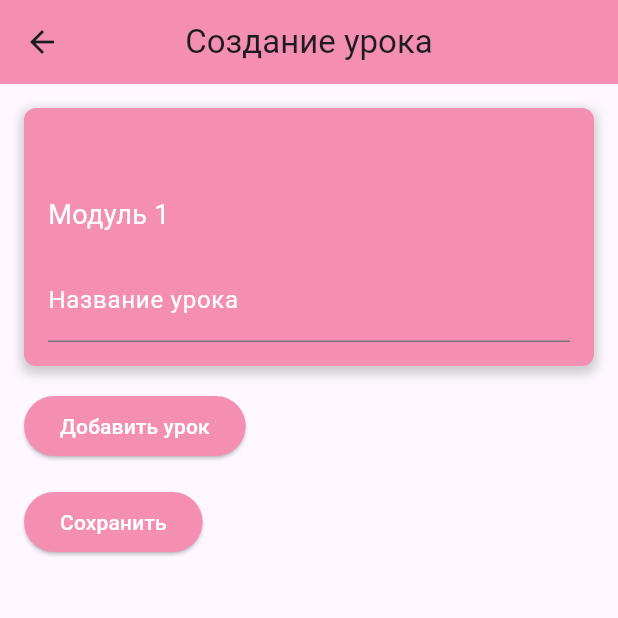
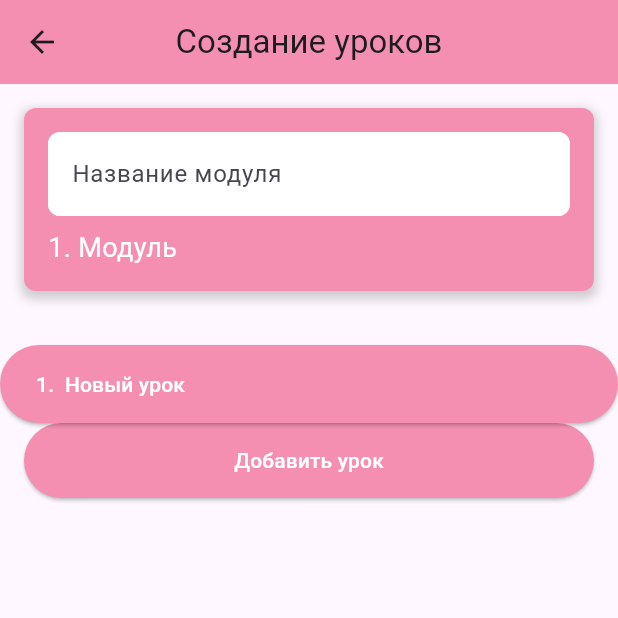
Before and after one commit to bosonhiiggs/MT-Client, a Flutter app: the CreateLessonPage screen opened directly with empty values, on a phone screen of 412 x 824 dp, the top half of it. Run offline on Flutter 3.47's test engine with Material 3 defaults, Android fonts, the phone set to English and light mode, and no system bars; missing offline and left inert: appmetrica_plugin.

Commit message:
fix bugs

```diff
--- a/lib/create_lessons_page.dart
+++ b/lib/create_lessons_page.dart
@@ -20,19 +20,44 @@ class CreateLessonPage extends StatefulWidget {
 }
 
 class _CreateLessonPageState extends State<CreateLessonPage> {
-  final _formKey = GlobalKey<FormState>();
+  late String _moduleName;
+  late TextEditingController _moduleNameController;
+  List<String> _lessons = [];
 
-  List<String> _lessons = [];
+  @override
+  void initState() {
+    super.initState();
+    _moduleName = widget.moduleName;
+    _moduleNameController = TextEditingController(text: _moduleName);
+    _lessons.add('1. Новый урок');
+  }
+
+  @override
+  void dispose() {
+    _moduleNameController.dispose();
+    super.dispose();
+  }
+
+  void _reindexLessons(int index) {
+    setState(() {
+      _lessons.removeAt(index);
+      for (int i = index; i < _lessons.length; i++) {
+        _lessons[i] = '${i + 1}. ${_lessons[i].split('.').last}';
+      }
+    });
+  }
 
   @override
   Widget build(BuildContext context) {
     return Scaffold(
       appBar: AppBar(
-        title: Text('Создание урока'),
+        title: Text('Создание уроков'),
         centerTitle: true,
         backgroundColor: Color(0xFFF48FB1),
       ),
-      body: SingleChildScrollView(
+      body: CustomScrollView(
+        slivers: [
+          SliverToBoxAdapter(
             child: Padding(
               padding: const EdgeInsets.all(16.0),
               child: Column(
@@ -55,114 +80,131 @@ class _CreateLessonPageState extends State<CreateLessonPage> {
                     child: Column(
                       crossAxisAlignment: CrossAxisAlignment.start,
                       children: [
-                    Text(
-                      widget.moduleName,
-                      style: TextStyle(
-                        fontSize: 24,
-                        fontWeight: FontWeight.bold,
-                        color: Colors.white,
+                        TextField(
+                          controller: _moduleNameController,
+                          decoration: InputDecoration(
+                            hintText: 'Название модуля',
+                            labelStyle: TextStyle(color: Colors.white),
+                            filled: true,
+                            fillColor: Colors.white,
+                            enabledBorder: OutlineInputBorder(
+                              borderSide: BorderSide(color: Colors.white),
+                              borderRadius: BorderRadius.circular(8.0),
                             ),
+                            focusedBorder: OutlineInputBorder(
+                              borderSide: BorderSide(color: Colors.white),
+                              borderRadius: BorderRadius.circular(8.0),
+                            ),
+                          ),
+                          style: TextStyle(color: Colors.black),
+                          onChanged: (value) {
+                            setState(() {
+                              _moduleName = value;
+                            });
+                          },
                         ),
                         SizedBox(height: 8),
                         Text(
-                      'Модуль ${widget.moduleIndex + 1}',
+                          '${widget.moduleIndex + 1}. Модуль',
                           style: TextStyle(
                             fontSize: 18,
                             color: Colors.white,
                           ),
                         ),
-                    SizedBox(height: 16),
-                    TextFormField(
-                      initialValue: _lessons.isNotEmpty ? _lessons[0] : null,
-                      decoration: InputDecoration(
-                        labelText: 'Название урока',
-                        labelStyle: TextStyle(
-                          color: Colors.white,
+                      ],
                     ),
                   ),
-                      style: TextStyle(
+                  SizedBox(height: 16),
+                ],
+              ),
+            ),
+          ),
+          SliverList(
+            delegate: SliverChildBuilderDelegate(
+                  (context, index) {
+                return Column(
+                  children: [
+                    SizedBox(height: 4),
+                    Dismissible(
+                      key: Key(_lessons[index]),
+                      direction: DismissDirection.horizontal,
+                      background: Container(
+                        alignment: AlignmentDirectional.centerStart,
+                        padding: EdgeInsets.only(left: 16.0),
                         color: Colors.white,
+                        child: Row(
+                          mainAxisAlignment: MainAxisAlignment.spaceBetween,
+                          children: [
+                            Icon(
+                              Icons.delete,
+                              color: Color(0xFFF48FB1),
+                              size: 24,
                             ),
-                      validator: (value) {
-                        if (value == null || value.isEmpty) {
-                          return 'Пожалуйста, введите название урока';
-                        }
-                        return null;
+                            SizedBox(width: MediaQuery.of(context).size.width - 120),
+
+                          ],
+                        ),
+                      ),
+                      onDismissed: (direction) {
+                        _reindexLessons(index);
                       },
-                      onSaved: (value) {
-                        setState(() {
-                          _lessons[0] = value!;
-                        });
-                      },
+                      child: SizedBox(
+                        width: double.infinity,
+                        child: ElevatedButton(
+                          child: Padding(
+                            padding: const EdgeInsets.symmetric(vertical: 16.0),
+                            child: Row(
+                              children: [
+                                Text('${_lessons[index].split('.').first}. '),
+                                FittedBox(
+                                  fit: BoxFit.scaleDown,
+                                  child: Text(
+                                    _lessons[index].split('.').last,
+                                    textAlign: TextAlign.left,
+                                  ),
                                 ),
                               ],
                             ),
                           ),
-              SizedBox(height: 16),
-              if (_lessons.length > 1)
-                Column(
-                  children: List.generate(_lessons.length - 1, (index) {
-                    return Column(
-                      children: [
-                        Row(
-                          mainAxisAlignment: MainAxisAlignment.spaceBetween,
-                          children: [
-                            Text(
-                              '${index + 2}. ${_lessons[index + 1]}',
-                              style: TextStyle(
-                                fontSize: 18,
-                                fontWeight: FontWeight.bold,
+                          style: ElevatedButton.styleFrom(
+                            foregroundColor: Colors.white,
+                            backgroundColor: Color(0xFFF48FB1),
+                            shape: StadiumBorder(),
+                          ),
+
+                          onPressed: () {
+
+
+                          },
                         ),
                       ),
-                            IconButton(
-                              icon: Icon(Icons.delete),
-                              color: Colors.red,
-                              onPressed: () {
-                                setState(() {
-                                  _lessons.removeAt(index + 1);
-                                });
-                              },
                     ),
                   ],
+                );
+              },
+              childCount: _lessons.length,
             ),
-                        SizedBox(height: 8),
-                      ],
-                    );
-                  }),
           ),
-              ElevatedButton(
+          SliverToBoxAdapter(
+            child: Padding(
+              padding: const EdgeInsets.symmetric(horizontal: 16.0),
+              child: ElevatedButton(
                 child: Text('Добавить урок'),
                 style: ElevatedButton.styleFrom(
                   foregroundColor: Colors.white,
                   backgroundColor: Color(0xFFF48FB1),
-                    shape: RoundedRectangleBorder(
-                      borderRadius: BorderRadius.circular(30.0),
-                    ),
+                  shape: StadiumBorder(),
+                  minimumSize: Size(double.infinity, 50),
                 ),
                 onPressed: () {
                   setState(() {
-                      _lessons.add('');
+                    _lessons.add('${_lessons.length + 1}. Новый урок');
                   });
-                  }),
-              SizedBox(height: 16),
-              ElevatedButton(
-                  child: Text('Сохранить'),
-                  style: ElevatedButton.styleFrom(
-                    foregroundColor: Colors.white,
-                    backgroundColor: Color(0xFFF48FB1),
-                    shape: RoundedRectangleBorder(
-                      borderRadius: BorderRadius.circular(30.0),
+                },
               ),
             ),
-                  onPressed: () {
-                    if (_formKey.currentState!.validate()) {
-                      _formKey.currentState!.save();
-                      Navigator.pop(context, _lessons);
-                    }
-                  }),
+          ),
         ],
-          ),
-        ),
       ),
     );
   }
```
Lines whose indentation alone changed are shown as unchanged.
